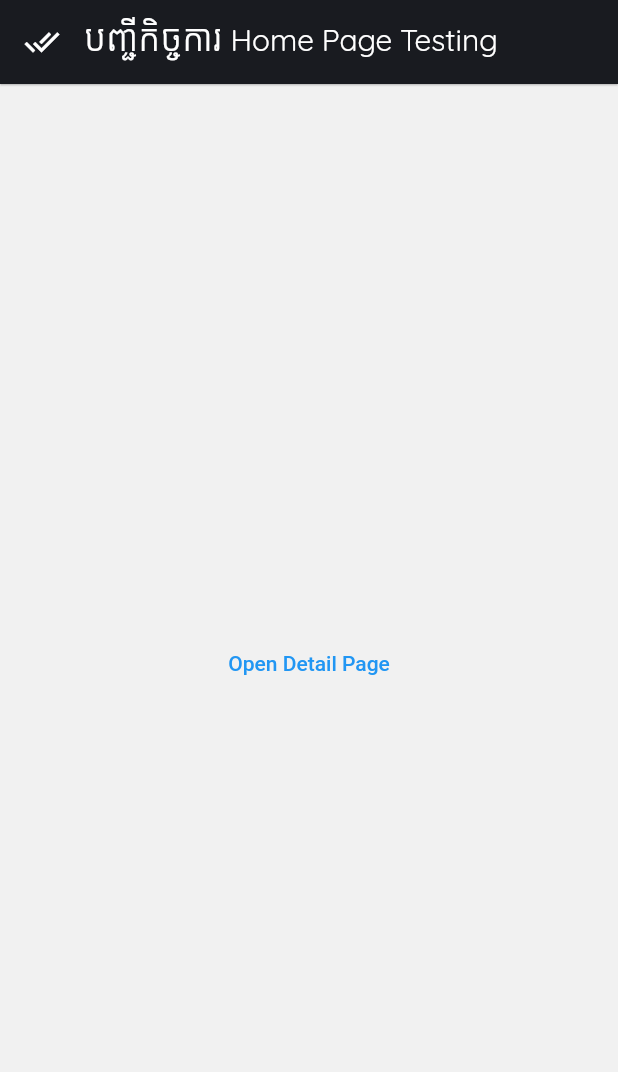
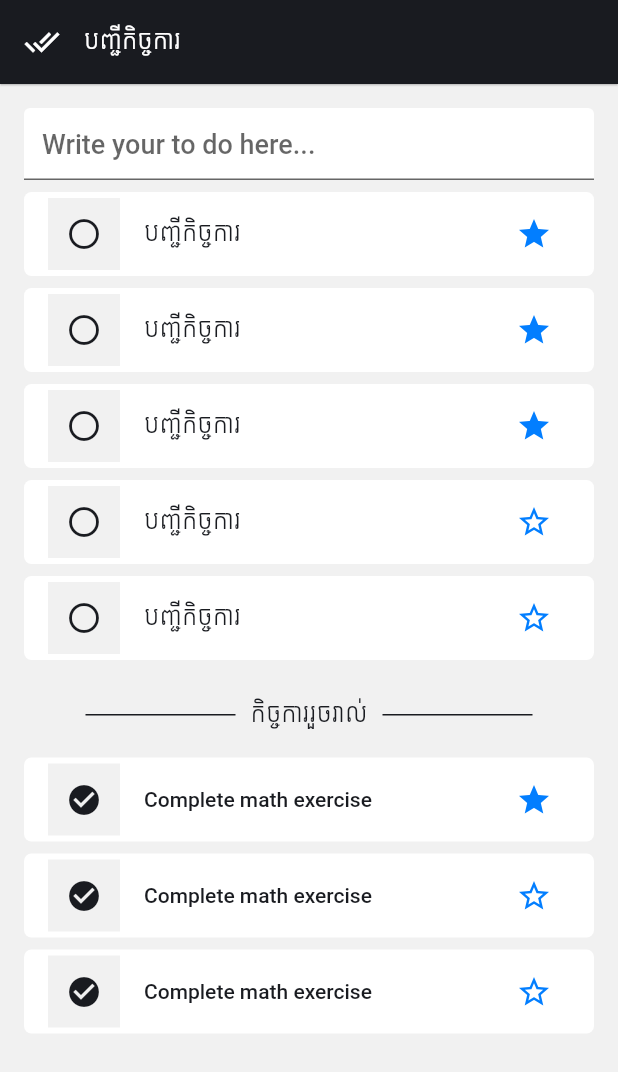
Before and after one commit to erobotkh/todo_app, a Flutter app: the screen it shows after launch, on a phone screen of 412 x 824 dp. Shown: the top 1072 px of the screen. Run offline on Flutter 3.47's test engine with Material 2 defaults, Android fonts, the phone set to English and light mode, and no system bars; our stand-ins replace easy_localization, hooks_riverpod, sqflite; accounts and stored records are empty; statements that could not run were skipped.

Commit message:
5 t task tile (#17)
* git pull origin

Co-authored-by: Morn-Mey <Morn-Mey@example.com>

```diff
--- a/lib/pages/home_page.dart
+++ b/lib/pages/home_page.dart
@@ -1,7 +1,7 @@
 import 'package:flutter/material.dart';
 import 'package:todo_app/constants/config_constant.dart';
-import 'package:todo_app/pages/detail_page.dart';
-
+import 'package:todo_app/widgets/d_task_tile.dart';
+import 'package:todo_app/widgets/t_task_tile.dart';
 class HomePage extends StatelessWidget {
   const HomePage({Key key}) : super(key: key);
 
@@ -10,46 +10,125 @@ class HomePage extends StatelessWidget {
     final _theme = Theme.of(context);
     return Scaffold(
       appBar: _buildAppBar(_theme, context),
-      body: _buildBody(context),
+      body: _buildBody(_theme, context),
     );
   }
 
-  AppBar _buildAppBar(ThemeData _theme, BuildContext context) {
+  _buildAppBar(ThemeData _theme, BuildContext context) {
     return AppBar(
       centerTitle: false,
       brightness: Brightness.dark,
       backgroundColor: _theme.primaryColorDark,
-      leading: Icon(Icons.done_all, color: _theme.backgroundColor),
+      leading: IconButton(
+          icon: Icon(Icons.done_all, color: _theme.backgroundColor),
+          onPressed: () {}),
       title: Text(
-        "បញ្ជីកិច្ចការ Home Page Testing",
+        "បញ្ជីកិច្ចការ",
         style: TextStyle(
-          color: Theme.of(context).backgroundColor,
+          color: _theme.backgroundColor,
+          fontSize: 14,
         ),
       ),
     );
   }
 
-  Center _buildBody(BuildContext context) {
-    return Center(
-      child: Column(
-        mainAxisAlignment: MainAxisAlignment.center,
+  _buildBody(ThemeData _theme, BuildContext context) {
+    return Container(
+      padding: EdgeInsets.all(16),
+      child: ListView(
         children: [
-          const SizedBox(height: ConfigConstant.size0),
-          TextButton(
-            child: const Text("Open Detail Page"),
-            onPressed: () {
-              Navigator.of(context).push(
-                MaterialPageRoute(
-                  fullscreenDialog: true,
-                  builder: (context) {
-                    return DetailPage(taskId: "1");
-                  },
-                ),
-              );
-            },
+          _buildWriteTodo(_theme, context),
+          SizedBox(
+            height: ConfigConstant.size1,
+          ),
+          TTaskTile(
+            name: "បញ្ជីកិច្ចការ",
+            iconData: Icons.star,
+            onPressed: () {},
+            taskId: '',
+            taskName: null,
+            iconButton: Icons.radio_button_unchecked,
+          ),
+          TTaskTile(
+            name: "បញ្ជីកិច្ចការ",
+            iconData: Icons.star,
+            onPressed: () {},
+            taskId: '',
+            taskName: null,
+            iconButton: Icons.radio_button_unchecked,
+          ),
+          TTaskTile(
+            name: "បញ្ជីកិច្ចការ",
+            iconData: Icons.star,
+            onPressed: () {},
+            taskId: '',
+            taskName: null,
+            iconButton: Icons.radio_button_unchecked,
+          ),
+          TTaskTile(
+            name: "បញ្ជីកិច្ចការ",
+            iconData: Icons.star_border,
+            onPressed: () {},
+            taskId: '',
+            taskName: null,
+            iconButton: Icons.radio_button_unchecked,
+          ),
+          TTaskTile(
+            name: "បញ្ជីកិច្ចការ",
+            iconData: Icons.star_border,
+            onPressed: () {},
+            taskId: '',
+            taskName: null,
+            iconButton: Icons.radio_button_unchecked,
+          ),
+          SizedBox(
+            height: ConfigConstant.size3,
+          ),
+          DTask(
+            name: "កិច្ចការរួចរាល់",
+            onPressed: () {},
+          ),
+          SizedBox(
+            height: ConfigConstant.size3,
+          ),
+          TTaskTile(
+            name: "Complete math exercise",
+            iconData: Icons.star,
+            onPressed: () {},
+            taskId: '',
+            taskName: null,
+            iconButton: Icons.check_circle,
+          ),
+          TTaskTile(
+            name: "Complete math exercise",
+            iconData: Icons.star_border,
+            onPressed: () {},
+            taskId: '',
+            taskName: null,
+            iconButton: Icons.check_circle,
+          ),
+          TTaskTile(
+            name: "Complete math exercise",
+            iconData: Icons.star_border,
+            onPressed: () {},
+            taskId: '',
+            taskName: null,
+            iconButton: Icons.check_circle,
           ),
         ],
       ),
     );
   }
+
+  _buildWriteTodo(ThemeData _theme, BuildContext context) {
+    return Container(
+      child: TextField(
+        decoration: InputDecoration(
+          fillColor: _theme.backgroundColor,
+          filled: true,
+          hintText: "Write your to do here...",
+        ),
+      ),
+    );
+  }
 }
--- /dev/null
+++ b/lib/widgets/d_task_tile.dart
@@ -0,0 +1,37 @@
+import 'package:flutter/material.dart';
+
+class DTask extends StatelessWidget {
+  const DTask({
+    Key key,
+    @required this.name,
+    @required this.onPressed,
+  }) : super(key: key);
+
+  final String name;
+  final Function onPressed;
+  @override
+  Widget build(BuildContext context) {
+    final _theme = Theme.of(context);
+    return Container(
+      child: Row(
+        mainAxisAlignment: MainAxisAlignment.center,
+        children: [
+          Container(
+            width: 100,
+            height: 1,
+            color: _theme.primaryColorDark,
+          ),
+          Padding(
+            padding: EdgeInsets.fromLTRB(10, 0, 10, 0),
+            child: Text(name),
+          ),
+          Container(
+            width: 100,
+            height: 1,
+            color: _theme.primaryColorDark,
+          ),
+        ],
+      ),
+    );
+  }
+}
--- a/lib/widgets/t_task_tile.dart
+++ b/lib/widgets/t_task_tile.dart
@@ -1,14 +1,77 @@
+import 'dart:ui';
+
 import 'package:flutter/material.dart';
 import 'package:todo_app/constants/config_constant.dart';
 
 class TTaskTile extends StatelessWidget {
-  const TTaskTile({Key key}) : super(key: key);
+  const TTaskTile({
+    Key key,
+    this.isPriority = false,
+    this.isComplete = false,
+    @required this.name,
+    @required this.iconData,
+    @required this.iconButton,
+    @required this.taskName,
+    @required this.taskId,
+    @required this.onPressed,
+  }) : super(key: key);
+
+  final bool isPriority;
+  final bool isComplete;
+  final bool taskName;
+  final String taskId;
+  final String name;
+  final IconData iconData;
+  final IconData iconButton;
+  final Function onPressed;
 
   @override
   Widget build(BuildContext context) {
+    final _theme = Theme.of(context);
+
     return Container(
-      height: ConfigConstant.size7,
+      height: ConfigConstant.size9,
       width: double.infinity,
+      child: Column(
+        children: [
+          _buildTtask(_theme, context),
+        ],
+      ),
+    );
+  }
+
+  _buildTtask(ThemeData _theme, BuildContext context) {
+    return Container(
+      width: MediaQuery.of(context).size.width,
+      decoration: BoxDecoration(
+        color: _theme.backgroundColor,
+        borderRadius: BorderRadius.circular(5),
+      ),
+      child: ListTile(
+        leading: Container(
+          decoration: BoxDecoration(
+            color: _theme.disabledColor,
+          ),
+          child: IconButton(
+            icon: Icon(
+              iconButton,
+              color: _theme.primaryColorDark,
+            ),
+            onPressed: () {},
+          ),
+        ),
+        title: Text(
+          name,
+          style: TextStyle(fontSize: 14),
+        ),
+        trailing: IconButton(
+          icon: Icon(
+            iconData,
+            color: _theme.primaryColor,
+          ),
+          onPressed: () {},
+        ),
+      ),
     );
   }
 }
```
